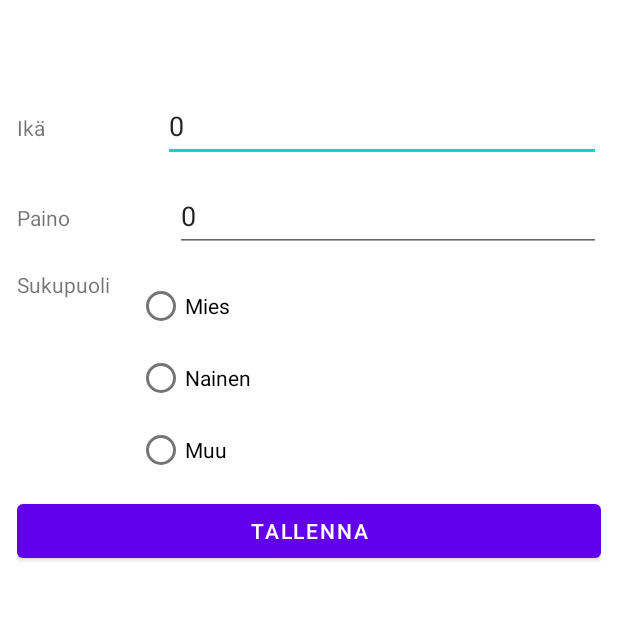
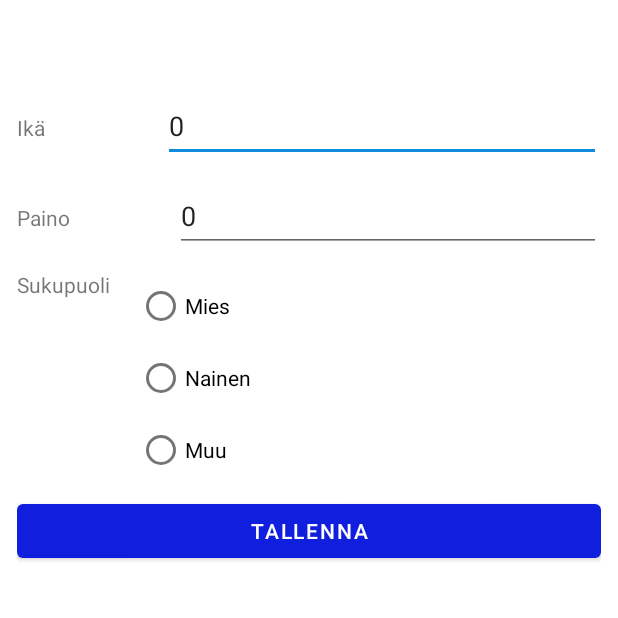
Before and after one commit to Pennane/vesihiisi, an Android app: the screen it shows after launch (SettingsActivity), on a phone screen of 412 x 824 dp, the top half of it. Run offline under Robolectric (Android 15) with nearby library versions, the phone set to English and light mode, and no system bars.

Commit message:
Update theme colors

```diff
--- a/app/src/main/res/values/themes.xml
+++ b/app/src/main/res/values/themes.xml
@@ -2,12 +2,12 @@
     <!-- Base application theme. -->
     <style name="Theme.Vesihiisi" parent="Theme.MaterialComponents.DayNight.NoActionBar">
         <!-- Primary brand color. -->
-        <item name="colorPrimary">@color/purple_500</item>
-        <item name="colorPrimaryVariant">@color/purple_700</item>
+        <item name="colorPrimary">#101EDE</item>
+        <item name="colorPrimaryVariant">#360FD4</item>
         <item name="colorOnPrimary">@color/white</item>
         <!-- Secondary brand color. -->
-        <item name="colorSecondary">@color/teal_200</item>
-        <item name="colorSecondaryVariant">@color/teal_700</item>
+        <item name="colorSecondary">#108BDE</item>
+        <item name="colorSecondaryVariant">#0FB8D4</item>
         <item name="colorOnSecondary">@color/black</item>
         <!-- Status bar color. -->
         <item name="android:statusBarColor" tools:targetApi="l">?attr/colorPrimaryVariant</item>
```
